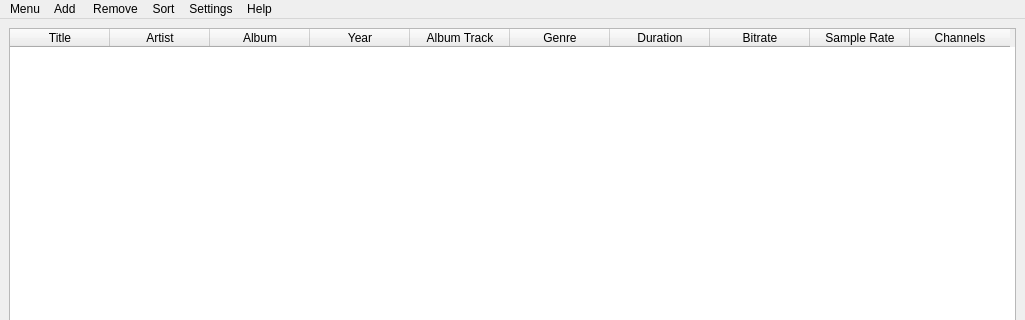
Old version of the form mainwindow.ui in the repository Bratski/MP3PlayerWifi; both pictures show x 0 to 1025 and y 0 to 320 of the 1025 by 527 pixel window.
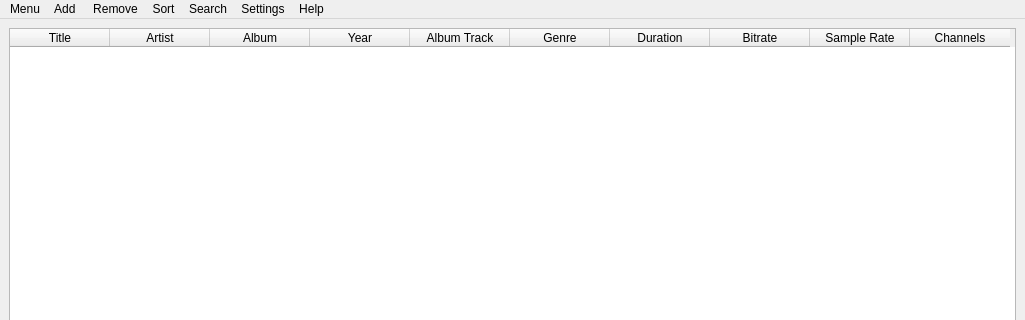
New version of the form. Icons and pictures are not drawn.

Commit message: Added search dialog

```diff
--- a/mainwindow.ui
+++ b/mainwindow.ui
@@ -298,10 +298,17 @@
     </property>
     <addaction name="actionOled_Display"/>
    </widget>
+   <widget class="QMenu" name="menuSearchfilter">
+    <property name="title">
+     <string>Search</string>
+    </property>
+    <addaction name="actionSearchfilter"/>
+   </widget>
    <addaction name="menuMenu"/>
    <addaction name="menuAdd"/>
    <addaction name="menuRemove"/>
    <addaction name="menuSort"/>
+   <addaction name="menuSearchfilter"/>
    <addaction name="menuSettings"/>
    <addaction name="menuHelp"/>
   </widget>
```
Left out of the diff: 22 changed lines with no effect on the pictures. The commit also changes 17 other files.
